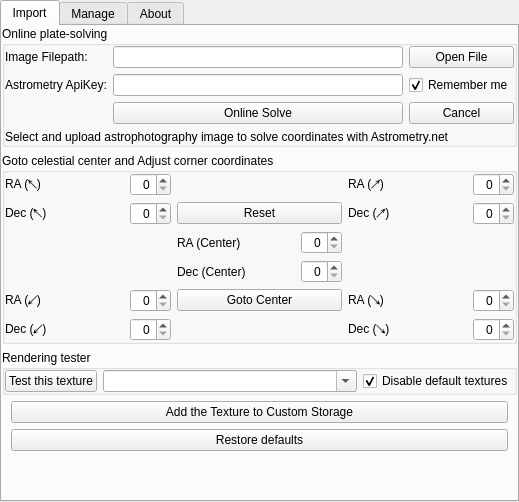
The window that plugins/NebulaTextures/src/gui/nebulaTexturesDialog.ui (Stellarium/stellarium) describes before a commit, drawn with Qt 5.
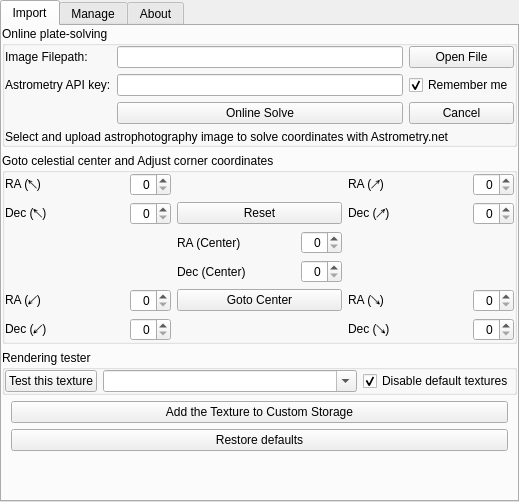
The same window after the commit. Custom widgets are drawn as their Qt base class.

Commit message: Fix 'Astrometry API key' string

Patch:
```diff
--- a/plugins/NebulaTextures/src/gui/nebulaTexturesDialog.ui
+++ b/plugins/NebulaTextures/src/gui/nebulaTexturesDialog.ui
@@ -103,7 +103,7 @@
               <item row="1" column="0">
                <widget class="QLabel" name="label_apiKey">
                 <property name="text">
-                 <string notr="true">Astrometry ApiKey:</string>
+                 <string notr="true">Astrometry API key:</string>
                 </property>
                 <property name="textFormat">
                  <enum>Qt::RichText</enum>
```
The commit also changes 2 other files.
